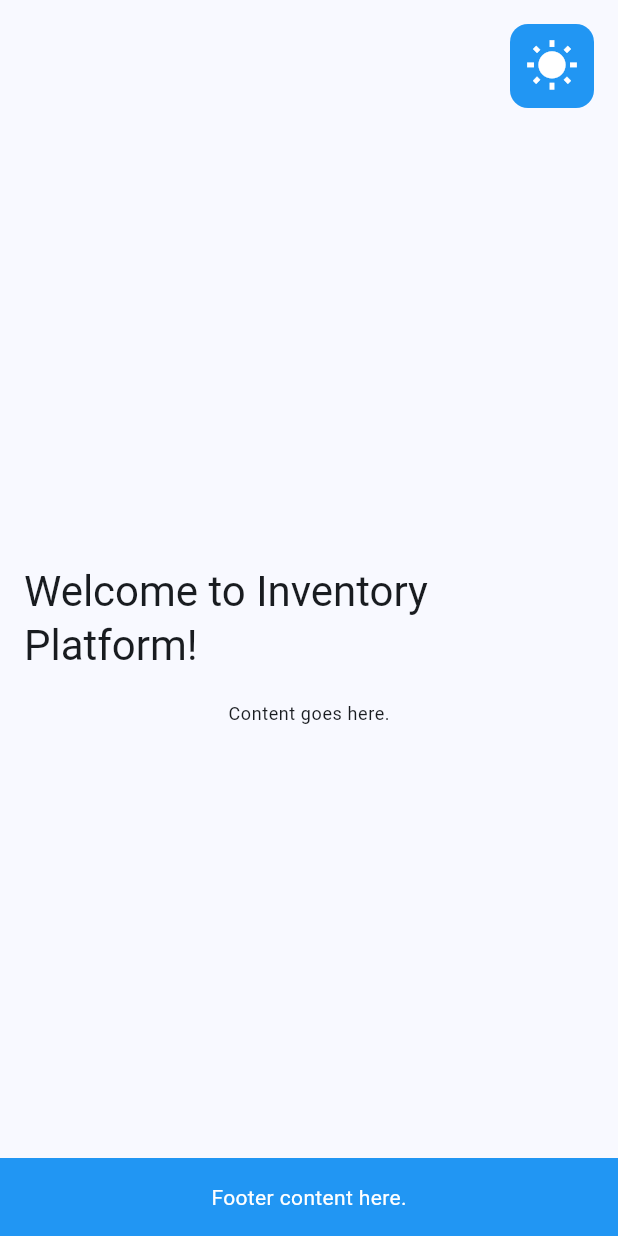
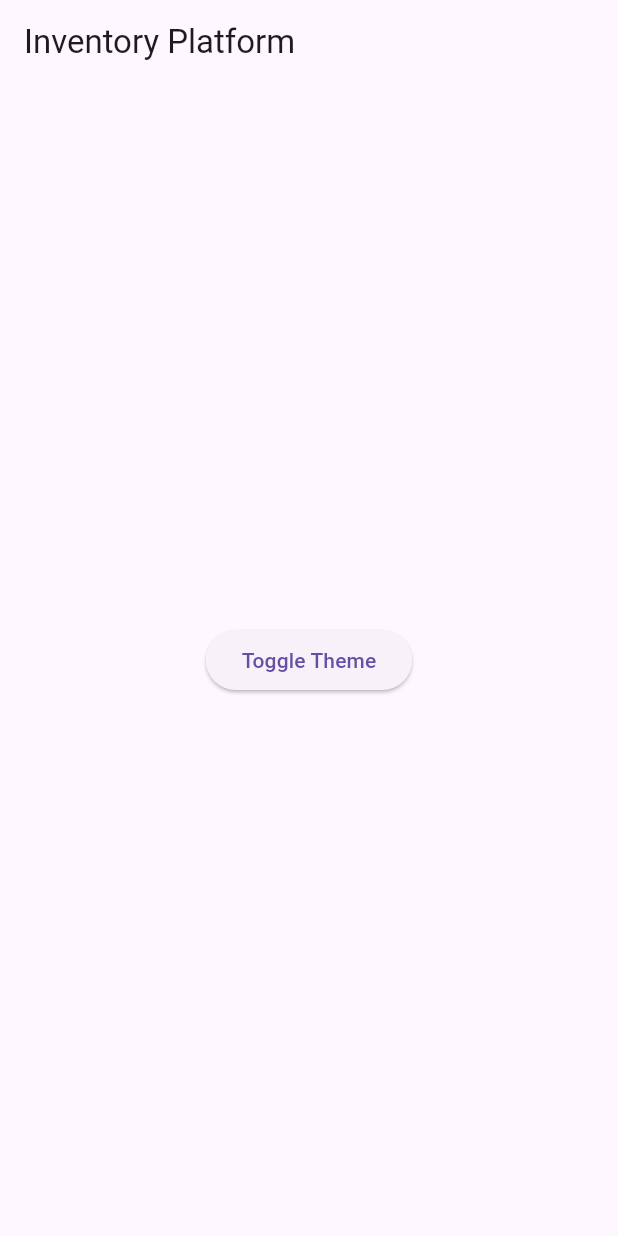
Before and after one commit to stiuff-mobile-devs/inventory-platform, a Flutter app: the screen it shows after launch, on a phone screen of 412 x 824 dp. Run offline on Flutter 3.47's test engine with Material 3 defaults, Android fonts, the phone set to English and light mode, and no system bars; our stand-ins replace equatable, flutter_bloc, shared_preferences.

Commit message:
Update: Foundation for a Clean Architecture, BLoC & Domain-Driven Design based application.

```diff
--- /dev/null
+++ b/lib/features/theme/domain/entities/theme_entity.dart
@@ -0,0 +1,5 @@
+class ThemeEntity {
+  final bool isDarkTheme;
+
+  ThemeEntity({required this.isDarkTheme});
+}
--- /dev/null
+++ b/lib/features/theme/domain/usecases/toggle_theme_usecase.dart
@@ -0,0 +1,7 @@
+import '../entities/theme_entity.dart';
+
+class ToggleThemeUseCase {
+  ThemeEntity call(bool isDarkTheme) {
+    return ThemeEntity(isDarkTheme: !isDarkTheme);
+  }
+}
--- /dev/null
+++ b/lib/features/theme/presentation/bloc/theme_bloc.dart
@@ -0,0 +1,26 @@
+import 'package:flutter_bloc/flutter_bloc.dart';
+import 'package:equatable/equatable.dart';
+import 'package:inventory_platform/features/theme/domain/usecases/toggle_theme_usecase.dart';
+
+part 'theme_event.dart';
+part 'theme_state.dart';
+
+class ThemeBloc extends Bloc<ThemeEvent, ThemeState> {
+  final ToggleThemeUseCase toggleThemeUseCase;
+
+  ThemeBloc({required this.toggleThemeUseCase})
+      : super(const ThemeInitial(false)) {
+    on<ToggleThemeEvent>((event, emit) {
+      bool currentThemeIsDark;
+
+      if (state is ThemeChanged) {
+        currentThemeIsDark = (state as ThemeChanged).isDarkTheme;
+      } else {
+        currentThemeIsDark = false;
+      }
+
+      final newTheme = toggleThemeUseCase(currentThemeIsDark);
+      emit(ThemeChanged(newTheme.isDarkTheme));
+    });
+  }
+}
--- /dev/null
+++ b/lib/features/theme/presentation/bloc/theme_event.dart
@@ -0,0 +1,10 @@
+part of 'theme_bloc.dart';
+
+abstract class ThemeEvent extends Equatable {
+  const ThemeEvent();
+
+  @override
+  List<Object> get props => [];
+}
+
+class ToggleThemeEvent extends ThemeEvent {}
--- /dev/null
+++ b/lib/features/theme/presentation/bloc/theme_state.dart
@@ -0,0 +1,26 @@
+part of 'theme_bloc.dart';
+
+abstract class ThemeState extends Equatable {
+  const ThemeState();
+
+  @override
+  List<Object> get props => [];
+}
+
+class ThemeInitial extends ThemeState {
+  final bool isDarkTheme;
+
+  const ThemeInitial(this.isDarkTheme);
+
+  @override
+  List<Object> get props => [isDarkTheme];
+}
+
+class ThemeChanged extends ThemeState {
+  final bool isDarkTheme;
+
+  const ThemeChanged(this.isDarkTheme);
+
+  @override
+  List<Object> get props => [isDarkTheme];
+}
--- /dev/null
+++ b/lib/features/theme/presentation/screens/my_home_page.dart
@@ -0,0 +1,22 @@
+import 'package:flutter/material.dart';
+import 'package:flutter_bloc/flutter_bloc.dart';
+import 'package:inventory_platform/features/theme/presentation/bloc/theme_bloc.dart';
+
+class MyHomePage extends StatelessWidget {
+  const MyHomePage({super.key});
+
+  @override
+  Widget build(BuildContext context) {
+    return Scaffold(
+      appBar: AppBar(title: const Text('Inventory Platform')),
+      body: Center(
+        child: ElevatedButton(
+          onPressed: () {
+            context.read<ThemeBloc>().add(ToggleThemeEvent());
+          },
+          child: const Text('Toggle Theme'),
+        ),
+      ),
+    );
+  }
+}
--- a/lib/main.dart
+++ b/lib/main.dart
@@ -1,142 +1,50 @@
 import 'package:flutter/material.dart';
-import 'package:firebase_core/firebase_core.dart';
-import 'firebase_options.dart';
+import 'package:flutter_bloc/flutter_bloc.dart';
+import 'package:inventory_platform/features/theme/domain/usecases/toggle_theme_usecase.dart';
+import 'package:inventory_platform/features/theme/presentation/bloc/theme_bloc.dart';
+import 'package:inventory_platform/features/theme/presentation/screens/my_home_page.dart';
+import 'package:shared_preferences/shared_preferences.dart';
+import 'package:provider/provider.dart';
 
-Future<void> main() async {
+void main() async {
   WidgetsFlutterBinding.ensureInitialized();
-
-  try {
-    await Firebase.initializeApp(
-      options: DefaultFirebaseOptions.currentPlatform,
-    );
-  } catch (e) {
-    debugPrint("Firebase initialization error: $e");
-  }
-
-  runApp(const MyApp());
+  final sharedPreferences = await SharedPreferences.getInstance();
+  runApp(
+    MultiProvider(
+      providers: [
+        BlocProvider<ThemeBloc>(
+          create: (context) => ThemeBloc(
+            toggleThemeUseCase: ToggleThemeUseCase(),
+          ),
+        ),
+      ],
+      child: MyApp(sharedPreferences: sharedPreferences),
+    ),
+  );
 }
 
-class MyApp extends StatefulWidget {
-  const MyApp({super.key});
+class MyApp extends StatelessWidget {
+  final SharedPreferences sharedPreferences;
 
-  @override
-  State<MyApp> createState() => _MyAppState();
-}
-
-class _MyAppState extends State<MyApp> {
-  bool _isDarkTheme = false;
-
-  final ThemeData _lightTheme = ThemeData(
-    primarySwatch: Colors.blue,
-    colorScheme: ColorScheme.fromSeed(seedColor: Colors.blue).copyWith(
-      brightness: Brightness.light,
-    ),
-    brightness: Brightness.light,
-    useMaterial3: true,
-  );
-
-  final ThemeData _darkTheme = ThemeData(
-    primarySwatch: Colors.deepPurple,
-    colorScheme: ColorScheme.fromSeed(seedColor: Colors.deepPurple).copyWith(
-      brightness: Brightness.dark,
-    ),
-    brightness: Brightness.dark,
-    useMaterial3: true,
-  );
-
-  void _toggleTheme() {
-    setState(() {
-      _isDarkTheme = !_isDarkTheme;
-    });
-  }
+  const MyApp({super.key, required this.sharedPreferences});
 
   @override
   Widget build(BuildContext context) {
     return MaterialApp(
       debugShowCheckedModeBanner: false,
       title: 'Inventory Platform',
-      theme: _isDarkTheme ? _darkTheme : _lightTheme,
-      home: MyHomePage(onChangeTheme: _toggleTheme, isDarkTheme: _isDarkTheme),
+      theme: ThemeData.light(),
+      darkTheme: ThemeData.dark(),
+      themeMode: context.select((ThemeBloc bloc) {
+        if (bloc.state is ThemeChanged) {
+          return (bloc.state as ThemeChanged).isDarkTheme
+              ? ThemeMode.dark
+              : ThemeMode.light;
+        } else {
+          return ThemeMode.light;
+        }
+      }),
+      home: const MyHomePage(),
     );
   }
 }
-
-class MyHomePage extends StatelessWidget {
-  final VoidCallback onChangeTheme;
-  final bool isDarkTheme;
-
-  const MyHomePage(
-      {super.key, required this.onChangeTheme, required this.isDarkTheme});
-
-  @override
-  Widget build(BuildContext context) {
-    return Scaffold(
-      body: LayoutBuilder(
-        builder: (context, constraints) {
-          return Column(
-            children: [
-              // Header
-              Container(
-                padding: const EdgeInsets.all(16),
-                alignment: Alignment.topRight,
-                child: IconButton(
-                  onPressed: onChangeTheme,
-                  icon: Icon(
-                    isDarkTheme ? Icons.nightlight_round : Icons.wb_sunny,
-                    color: Colors.white,
-                    size: 36.0,
-                  ),
-                  splashColor: Colors.transparent,
-                  highlightColor: Colors.transparent,
-                  style: ButtonStyle(
-                    backgroundColor: WidgetStateProperty.all(
-                      isDarkTheme ? Colors.grey[800] : Colors.blue,
-                    ),
-                    padding: WidgetStateProperty.all(const EdgeInsets.all(10)),
-                    shape: WidgetStateProperty.all(
-                      RoundedRectangleBorder(
-                        borderRadius: BorderRadius.circular(12.0),
-                      ),
-                    ),
-                  ),
-                ),
-              ),
-              // Body
-              Expanded(
-                child: Container(
-                  padding: const EdgeInsets.all(16),
-                  child: Column(
-                    mainAxisAlignment: MainAxisAlignment.center,
-                    children: [
-                      Text(
-                        'Welcome to Inventory Platform!',
-                        style: Theme.of(context).textTheme.headlineMedium,
-                      ),
-                      const SizedBox(height: 20),
-                      Text(
-                        'Content goes here.',
-                        style: Theme.of(context).textTheme.bodySmall,
-                      ),
-                    ],
-                  ),
-                ),
-              ),
-              // Footer
-              Container(
-                padding: const EdgeInsets.all(16),
-                alignment: Alignment.center,
-                color: isDarkTheme ? Colors.grey[800] : Colors.blue,
-                child: Text(
-                  'Footer content here.',
-                  style: Theme.of(context).textTheme.bodyMedium?.copyWith(
-                        color: Colors.white,
-                      ),
-                ),
-              ),
-            ],
-          );
-        },
-      ),
-    );
-  }
-}
--- a/pubspec.yaml
+++ b/pubspec.yaml
@@ -1,4 +1,4 @@
-name: inventoryplatform
+name: inventory_platform
 description: "A new Flutter project."
 # The following line prevents the package from being accidentally published to
 # pub.dev using `flutter pub publish`. This is preferred for private packages.
@@ -33,6 +33,10 @@ dependencies:
 
   cupertino_icons: ^1.0.8
   firebase_core: ^3.8.0
+  flutter_bloc: ^8.1.6
+  shared_preferences: ^2.3.3
+  equatable: ^2.0.7
+  provider: ^6.1.2
 
 dev_dependencies:
   flutter_test:
```
Also changed, not shown: lib/features/theme/data/repositories/theme_repository.dart (added, +16 -0 lines), pubspec.lock, 17 other files.
